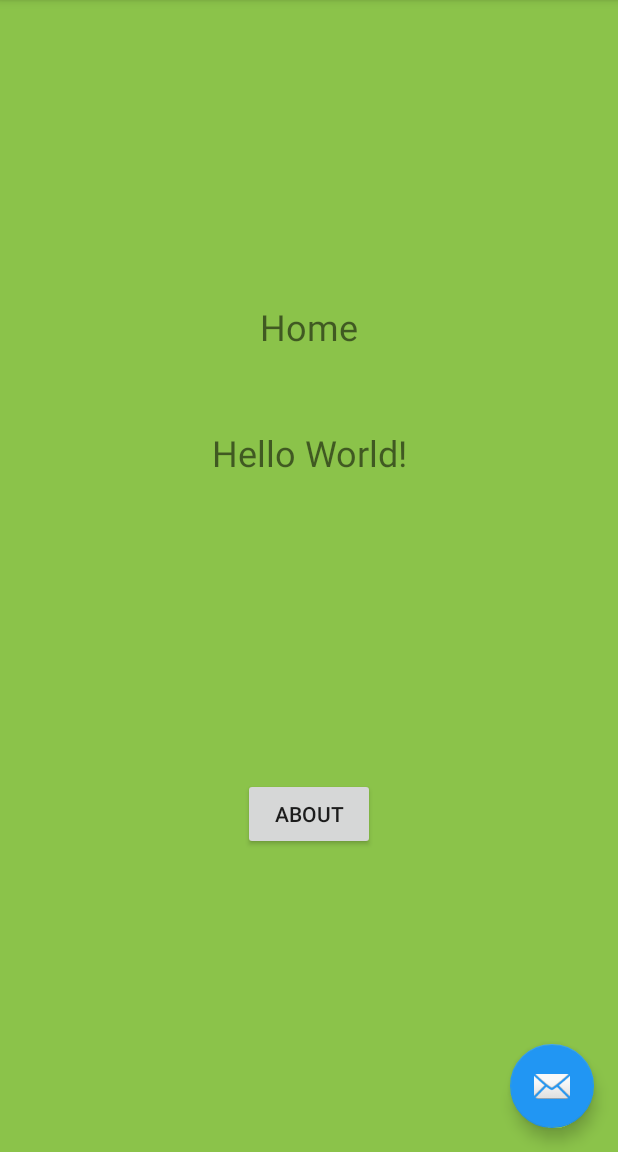
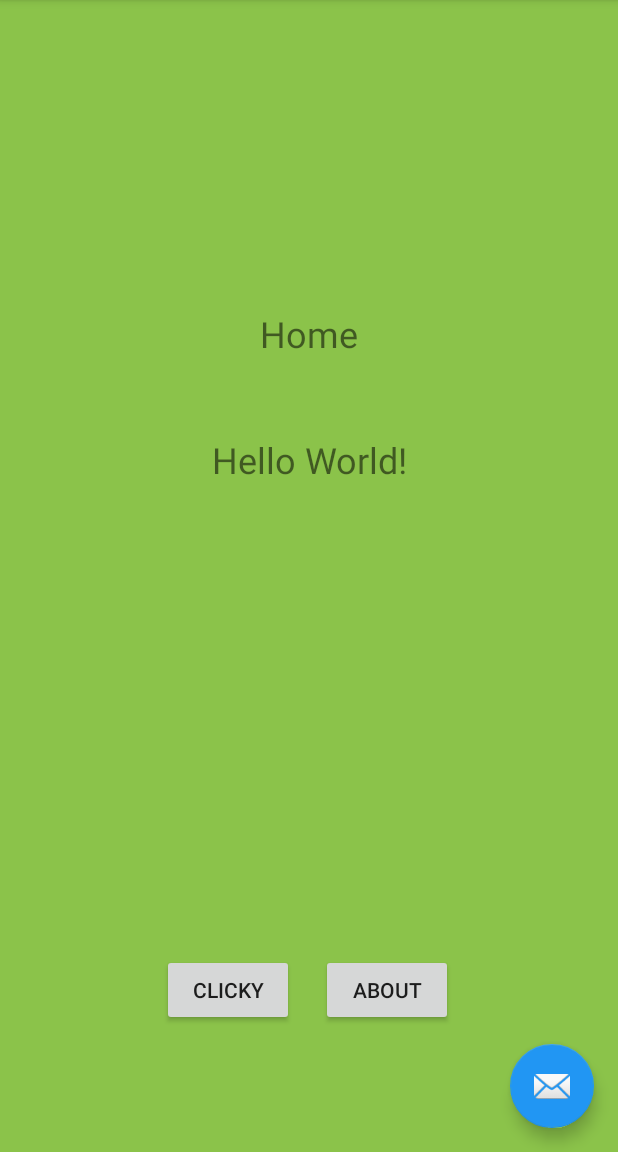
Before and after one commit to hassankn/NUMAD20Su-HassanKhan, an Android app: the screen it shows after launch (MainActivity), on a phone screen of 412 x 824 dp, the part 84-1236 px from its top. Run offline under Robolectric (Android 15) with nearby library versions, the phone set to English and light mode, and no system bars.

Commit message:
hw3, click

```diff
--- a/app/build.gradle
+++ b/app/build.gradle
@@ -31,6 +31,7 @@ dependencies {
     implementation 'androidx.constraintlayout:constraintlayout:1.1.3'
     implementation 'androidx.navigation:navigation-fragment:2.2.2'
     implementation 'androidx.navigation:navigation-ui:2.2.2'
+    implementation 'androidx.legacy:legacy-support-v4:1.0.0'
     testImplementation 'junit:junit:4.12'
     androidTestImplementation 'androidx.test.ext:junit:1.1.1'
     androidTestImplementation 'androidx.test.espresso:espresso-core:3.2.0'
--- a/app/src/main/java/edu/neu/madcourse/numad20su_hassankhan/FirstFragment.java
+++ b/app/src/main/java/edu/neu/madcourse/numad20su_hassankhan/FirstFragment.java
@@ -30,5 +30,13 @@ public class FirstFragment extends Fragment {
                         .navigate(R.id.action_FirstFragment_to_SecondFragment);
             }
         });
+
+        view.findViewById(R.id.button_clicky).setOnClickListener(new View.OnClickListener() {
+            @Override
+            public void onClick(View view) {
+                NavHostFragment.findNavController(FirstFragment.this)
+                        .navigate(R.id.action_FirstFragment_to_ClickyFragment);
+            }
+        });
     }
 }
--- a/app/src/main/res/layout/fragment_first.xml
+++ b/app/src/main/res/layout/fragment_first.xml
@@ -9,23 +9,37 @@
 
     <TextView
         android:id="@+id/textview_first"
-        android:layout_width="wrap_content"
-        android:layout_height="wrap_content"
+        android:layout_width="173dp"
+        android:layout_height="157dp"
+        android:layout_marginTop="16dp"
         android:text="@string/hello_first_fragment"
         android:textAlignment="center"
         android:textSize="24sp"
         app:layout_constraintBottom_toTopOf="@id/button_first"
         app:layout_constraintEnd_toEndOf="parent"
         app:layout_constraintStart_toStartOf="parent"
-        app:layout_constraintTop_toTopOf="parent" />
+        app:layout_constraintTop_toTopOf="parent"
+        app:layout_constraintVertical_bias="0.411" />
 
     <Button
         android:id="@+id/button_first"
         android:layout_width="wrap_content"
         android:layout_height="wrap_content"
+        android:layout_marginBottom="84dp"
         android:text="@string/about_string"
         app:layout_constraintBottom_toBottomOf="parent"
         app:layout_constraintEnd_toEndOf="parent"
-        app:layout_constraintStart_toStartOf="parent"
-        app:layout_constraintTop_toBottomOf="@id/textview_first" />
+        app:layout_constraintHorizontal_bias="0.66"
+        app:layout_constraintStart_toStartOf="parent" />
+
+    <Button
+        android:id="@+id/button_clicky"
+        android:layout_width="wrap_content"
+        android:layout_height="wrap_content"
+        android:layout_marginBottom="84dp"
+        android:text="@string/clicky_string"
+        app:layout_constraintBottom_toBottomOf="parent"
+        app:layout_constraintEnd_toEndOf="parent"
+        app:layout_constraintHorizontal_bias="0.334"
+        app:layout_constraintStart_toStartOf="parent" />
 </androidx.constraintlayout.widget.ConstraintLayout>
--- a/app/src/main/res/navigation/nav_graph.xml
+++ b/app/src/main/res/navigation/nav_graph.xml
@@ -14,6 +14,9 @@
         <action
             android:id="@+id/action_FirstFragment_to_SecondFragment"
             app:destination="@id/SecondFragment" />
+        <action
+            android:id="@+id/action_FirstFragment_to_ClickyFragment"
+            app:destination="@id/ClickyFragment" />
     </fragment>
     <fragment
         android:id="@+id/SecondFragment"
@@ -25,4 +28,9 @@
             android:id="@+id/action_SecondFragment_to_FirstFragment"
             app:destination="@id/FirstFragment" />
     </fragment>
+    <fragment
+        android:id="@+id/ClickyFragment"
+        android:name="edu.neu.madcourse.numad20su_hassankhan.ClickyFragment"
+        android:label="@string/clicky_fragment_label"
+        tools:layout="@layout/fragment_clicky"/>
 </navigation>
```
Also changed, not shown: app/src/main/java/edu/neu/madcourse/numad20su_hassankhan/ClickyFragment.java (added, +74 -0 lines), app/src/main/java/edu/neu/madcourse/numad20su_hassankhan/MainActivity.java (+14 -0 lines), app/src/main/res/layout/fragment_clicky.xml (added, +87 -0 lines), app/src/main/res/values/strings.xml (+11 -0 lines).
